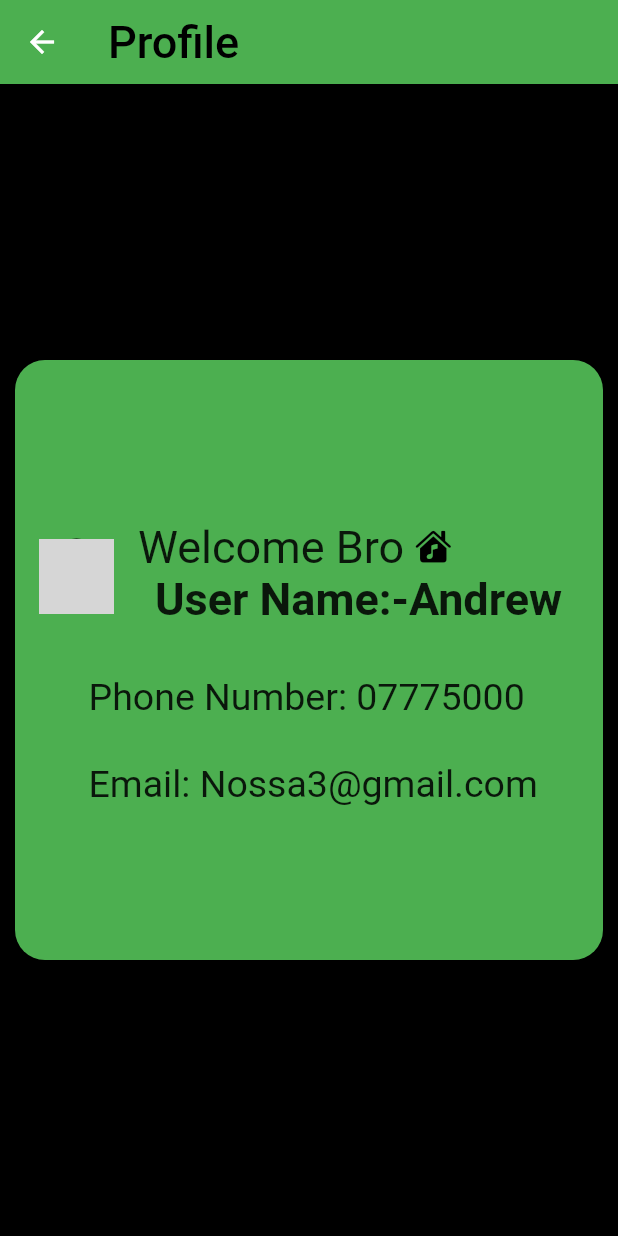
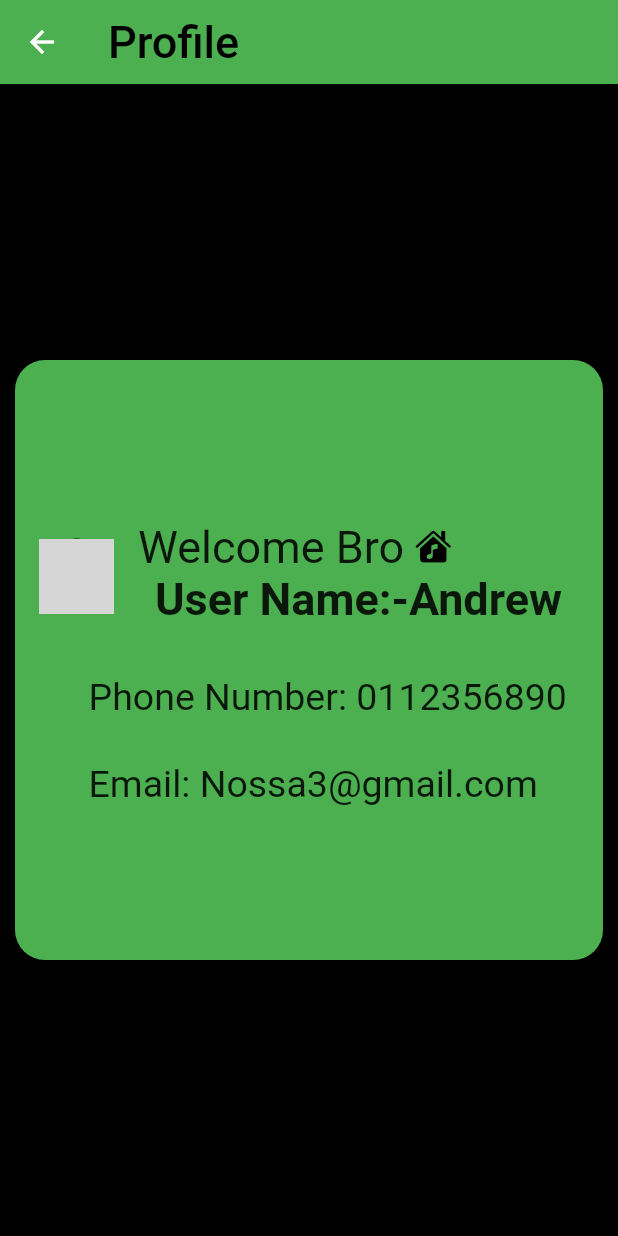
Before and after one commit to AnDreW-21/Mail-App_Flutter, a Flutter app: the Profile screen opened directly, on a phone screen of 412 x 824 dp. Run offline on Flutter 3.47's test engine with Material 2 defaults, Android fonts, the phone set to English and light mode, and no system bars; network calls fail; key blocks and very long unbroken strings in the code were emptied for the run; grey boxes are pictures that could not be loaded.

Commit message:
Update profile.dart

```diff
--- a/lib/News Model/profile.dart
+++ b/lib/News Model/profile.dart
@@ -66,7 +66,7 @@ class _Profile extends State<Profile>{
                 children: [
                   Padding(padding: EdgeInsets.only(left:25.0)),
                   Icon(CupertinoIcons.phone, color: Colors.green,),
-                  Text("\nPhone Number: 07775000",
+                  Text("\nPhone Number: 0112356890",
                     style: TextStyle(
                         fontSize: 25.0
                     ),)
```
